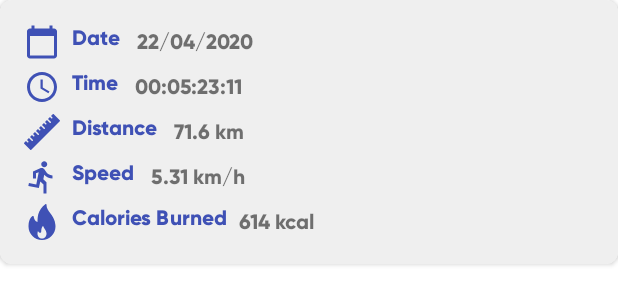
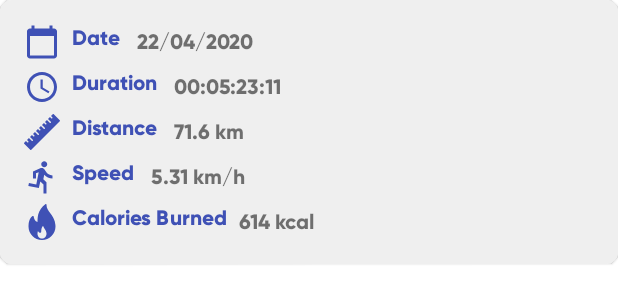
Before and after one commit to hamzasharuf/RunningTracker, an Android app: the layout item_run.xml on its own in the app's theme, with its tools: preview values and no code run, on a phone screen of 412 x 824 dp. Shown: the top 305 px of the screen. Run offline under Robolectric (Android 15) with nearby library versions, the phone set to English and light mode, and no system bars.

```diff
--- a/app/src/main/java/com/hamzasharuf/runningtracker/ui/RunSharedViewModel.kt
+++ b/app/src/main/java/com/hamzasharuf/runningtracker/ui/RunSharedViewModel.kt
@@ -37,7 +37,7 @@ class RunSharedViewModel @ViewModelInject constructor(
             SortType.DATE -> {
                 fetchData { repository.getAllRunsSortedByDateDesc() }
             }
-            SortType.RUNNING_TIME -> {
+            SortType.RUNNING_DURATION -> {
                 fetchData { repository.getAllRunsSortedByTimeInMillisDesc() }
             }
             SortType.AVG_SPEED -> {
--- a/app/src/main/java/com/hamzasharuf/runningtracker/ui/screens/statistics/StatisticsFragment.kt
+++ b/app/src/main/java/com/hamzasharuf/runningtracker/ui/screens/statistics/StatisticsFragment.kt
@@ -2,7 +2,6 @@ package com.hamzasharuf.runningtracker.ui.screens.statistics
 
 import android.os.Bundle
 import android.view.View
-import androidx.core.view.get
 import androidx.fragment.app.Fragment
 import androidx.fragment.app.viewModels
 import androidx.navigation.fragment.findNavController
@@ -77,7 +76,7 @@ class StatisticsFragment : Fragment(R.layout.fragment_statistics) {
                 radioDistance.id -> sortType = SortType.DISTANCE
                 radioCalories.id -> sortType = SortType.CALORIES_BURNED
                 radioSpeed.id -> sortType = SortType.AVG_SPEED
-                radioDuration.id -> sortType = SortType.RUNNING_TIME
+                radioDuration.id -> sortType = SortType.RUNNING_DURATION
             }
             if (sortType != null) {
                 chartHandler.initDataSet(sortType)
@@ -87,7 +86,7 @@ class StatisticsFragment : Fragment(R.layout.fragment_statistics) {
                         when (sortType) {
                             SortType.DISTANCE -> runs[index].distanceInMeters
                             SortType.CALORIES_BURNED -> runs[index].caloriesBurned
-                            SortType.RUNNING_TIME -> runs[index].timeInMillis
+                            SortType.RUNNING_DURATION -> runs[index].timeInMillis
                             SortType.AVG_SPEED -> runs[index].avgSpeedInKMH
                             else -> throw IllegalArgumentException("sortType not found: $sortType")
                         }
--- a/app/src/main/java/com/hamzasharuf/runningtracker/ui/screens/statistics/StatisticsHandler.kt
+++ b/app/src/main/java/com/hamzasharuf/runningtracker/ui/screens/statistics/StatisticsHandler.kt
@@ -54,7 +54,7 @@ class StatisticsHandler @Inject constructor(private val context: Context) {
         val ds = when(sortType){
             SortType.DISTANCE -> getSet(distanceSetInfo)
             SortType.CALORIES_BURNED -> getSet(caloriesSetInfo)
-            SortType.RUNNING_TIME -> getSet(durationSetInfo)
+            SortType.RUNNING_DURATION -> getSet(durationSetInfo)
             SortType.AVG_SPEED -> getSet(speedSetInfo)
             else -> throw IllegalArgumentException("Unknown sortType: $sortType")
         }
--- a/app/src/main/java/com/hamzasharuf/runningtracker/utils/enums/SortType.kt
+++ b/app/src/main/java/com/hamzasharuf/runningtracker/utils/enums/SortType.kt
@@ -2,7 +2,7 @@ package com.hamzasharuf.runningtracker.utils.enums
 
 enum class SortType(val typeName: String) {
     DATE("Date"),
-    RUNNING_TIME("Running Time"),
+    RUNNING_DURATION("Running Duration"),
     AVG_SPEED("Average Speed"),
     DISTANCE("Distance"),
     CALORIES_BURNED("Calories Burned");
--- a/app/src/main/res/layout/fragment_run_details.xml
+++ b/app/src/main/res/layout/fragment_run_details.xml
@@ -72,7 +72,7 @@
 
                     <com.google.android.material.textview.MaterialTextView
                         style="@style/RunItemTextStyle"
-                        android:text="Time " />
+                        android:text="Duration " />
 
                     <com.google.android.material.textview.MaterialTextView
                         android:id="@+id/tvTimeDetails"
--- a/app/src/main/res/layout/item_run.xml
+++ b/app/src/main/res/layout/item_run.xml
@@ -1,16 +1,20 @@
 <?xml version="1.0" encoding="utf-8"?>
-<androidx.cardview.widget.CardView xmlns:android="http://schemas.android.com/apk/res/android"
+<com.google.android.material.card.MaterialCardView xmlns:android="http://schemas.android.com/apk/res/android"
     xmlns:app="http://schemas.android.com/apk/res-auto"
     xmlns:tools="http://schemas.android.com/tools"
     android:layout_width="match_parent"
     android:layout_height="wrap_content"
-    android:foreground="?selectableItemBackground"
-    android:clickable="true"
-    android:focusable="true"
     app:cardCornerRadius="8dp">
 
+    <FrameLayout
+        android:id="@+id/rootLayout"
+        android:layout_width="match_parent"
+        android:layout_height="wrap_content"
+        android:foreground="?android:attr/selectableItemBackgroundBorderless"
+        android:clickable="true"
+        android:focusable="true">
+
     <LinearLayout
-        android:id="@+id/rootLayout"
         android:layout_width="match_parent"
         android:layout_height="wrap_content"
         android:orientation="vertical"
@@ -55,7 +59,7 @@
 
             <com.google.android.material.textview.MaterialTextView
                 style="@style/RunItemTextStyle"
-                android:text="Time " />
+                android:text="Duration " />
 
             <com.google.android.material.textview.MaterialTextView
                 android:id="@+id/tvTime"
@@ -147,4 +151,6 @@
 
     </LinearLayout>
 
-</androidx.cardview.widget.CardView>
+
+    </FrameLayout>
+</com.google.android.material.card.MaterialCardView>
--- a/app/src/main/res/values/strings.xml
+++ b/app/src/main/res/values/strings.xml
@@ -1,5 +1,5 @@
 <resources>
-    <string name="app_name">RunningTracker</string>
+    <string name="app_name">Run Tracker</string>
     <!-- TODO: Remove or change this placeholder text -->
     <string name="your_runs">Your Runs</string>
     <string name="statistics">Statistics</string>
```
Also changed, not shown: app/src/main/java/com/hamzasharuf/runningtracker/ui/screens/run/RunFragment.kt (+11 -1 lines), app/src/main/res/drawable/ripple_effect_foreground.xml (added, +8 -0 lines), app/src/main/res/drawable/runner.png (deleted).
